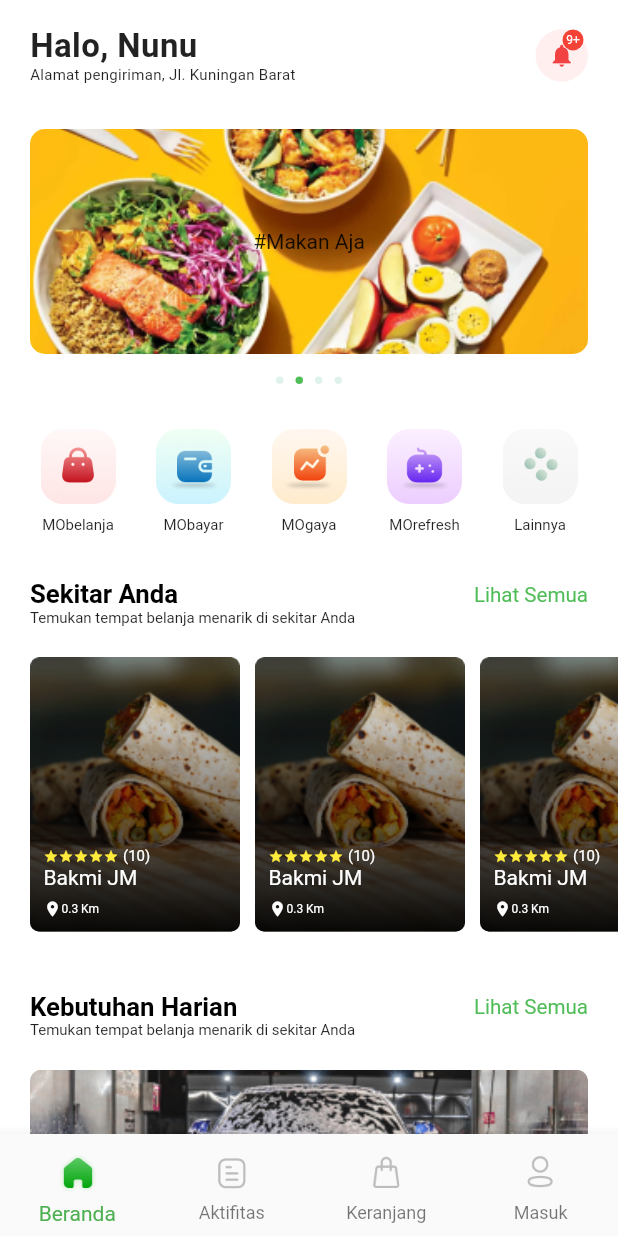
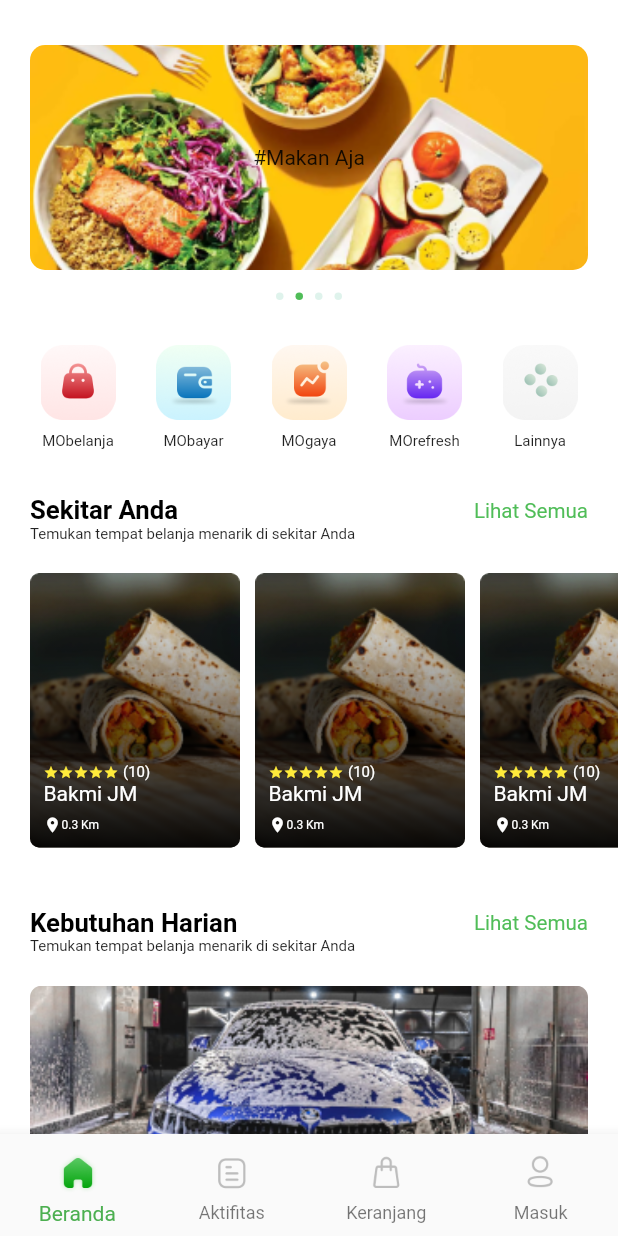
Before and after one commit to hariirawan/revamp-moaja-using-flutter, a Flutter app: the screen it shows after launch, on a phone screen of 412 x 824 dp. Run offline on Flutter 3.47's test engine with Material 2 defaults, Android fonts, the phone set to English and light mode, and no system bars; drawn by our look-alikes of smooth_page_indicator; our stand-ins replace google_fonts, material_design_icons_flutter; missing offline and left inert: dart:ffi.

Commit message:
sebelum berubah

```diff
--- a/lib/main.dart
+++ b/lib/main.dart
@@ -1,6 +1,7 @@
 import 'package:flutter/material.dart';
 import 'package:mo_aja/provider/_provider.dart';
 import 'package:mo_aja/ui/pages/home/_home.dart';
+import 'package:mo_aja/ui/pages/login/_login.dart';
 import 'package:provider/provider.dart';
 
 void main() {
--- a/lib/ui/pages/home/home_page.dart
+++ b/lib/ui/pages/home/home_page.dart
@@ -12,10 +12,7 @@ class _HomePageState extends State<HomePage> {
   Widget build(BuildContext context) {
     return Scaffold(
         backgroundColor: Colors.white,
-        appBar: AppBar(
-          elevation: 0,
-          backgroundColor: Colors.white,
-          bottom: PreferredSize(
+        appBar: PreferredSize(
           preferredSize: Size.fromHeight(10),
           child: Padding(
             padding: EdgeInsets.only(
@@ -83,7 +80,6 @@ class _HomePageState extends State<HomePage> {
                   ],
                 )
               ],
-              ),
             ),
           ),
         ),
--- a/lib/ui/pages/login/_login.dart
+++ b/lib/ui/pages/login/_login.dart
@@ -1,6 +1,7 @@
 import 'package:flutter/material.dart';
 import 'package:flutter/services.dart';
 import 'package:material_design_icons_flutter/material_design_icons_flutter.dart';
+import 'package:mo_aja/shared/_shared.dart';
 import 'package:mo_aja/ui/widget/_widget.dart';
 
 part 'login_page.dart';
--- a/lib/ui/widget/_widget.dart
+++ b/lib/ui/widget/_widget.dart
@@ -2,7 +2,7 @@ import 'package:flutter/material.dart';
 import 'package:mo_aja/model/_model.dart';
 import 'package:mo_aja/shared/_shared.dart';
 
-part 'login_button.dart';
+part 'button.dart';
 part 'separator.dart';
 part 'app_bar_ui.dart';
 part 'title_view.dart';
--- a/lib/ui/widget/login_button.dart
+++ b/lib/ui/widget/button.dart
@@ -1,8 +1,8 @@
 part of '_widget.dart';
 
-class LoginSosmed extends StatelessWidget {
+class ButtonSosmed extends StatelessWidget {
   final Icon icon;
-  LoginSosmed({this.icon});
+  ButtonSosmed({this.icon});
 
   @override
   Widget build(BuildContext context) {
```
Also changed, not shown: lib/ui/pages/login/login_page.dart (+12 -3 lines). Lines whose indentation alone changed are shown as unchanged.
